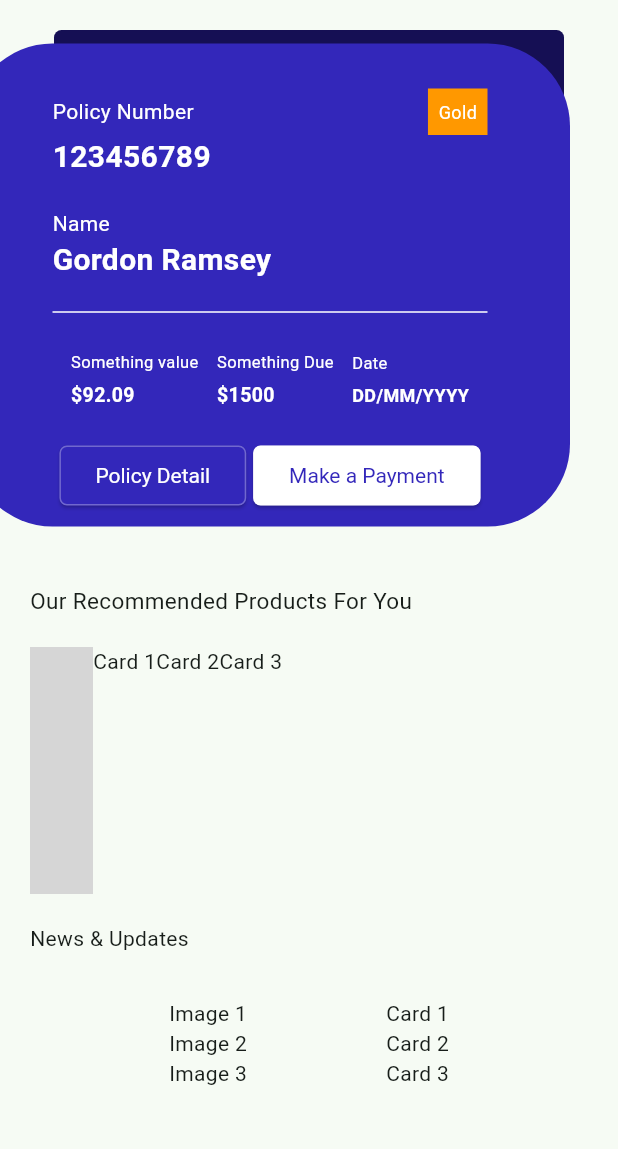
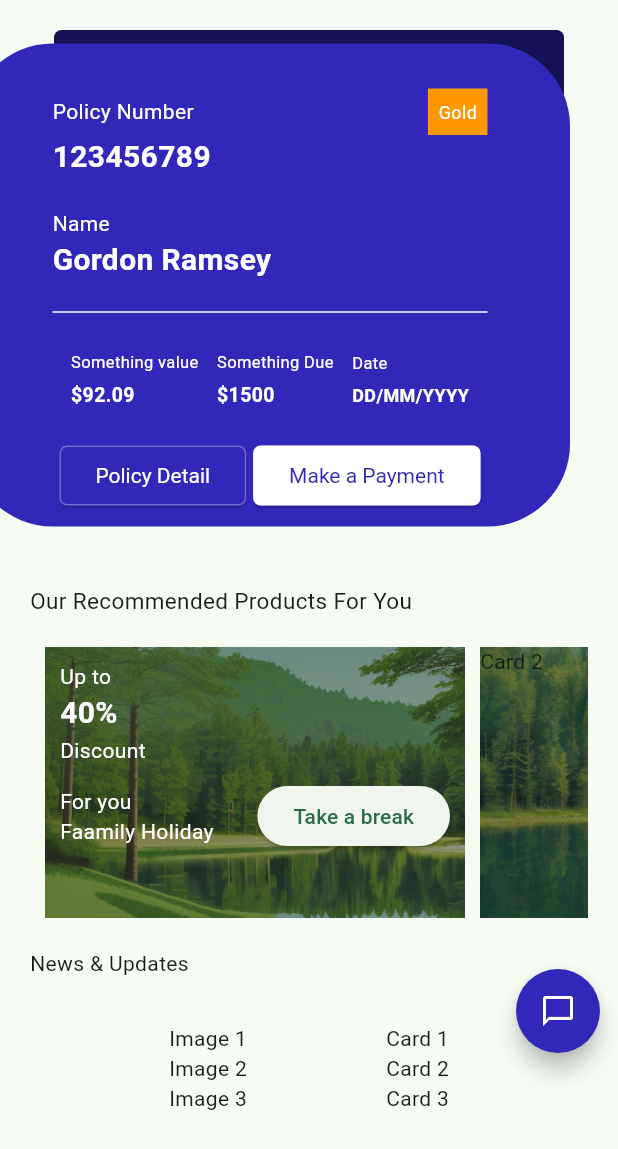
Before and after one commit to ninjaVr2/SendIN_Mobile, a Flutter app: the DashboardPage screen opened directly, on a phone screen of 412 x 824 dp. Shown: the top 1149 px of the screen. Run offline on Flutter 3.47's test engine with Material 2 defaults, Android fonts, the phone set to English and light mode, and no system bars; our stand-ins replace animated_splash_screen, page_transition; grey boxes are pictures that could not be loaded.

Commit message:
update 11 files

```diff
--- a/lib/Screens/Home/Dashboard/Dashboard.dart
+++ b/lib/Screens/Home/Dashboard/Dashboard.dart
@@ -279,24 +279,117 @@ class _DashboardPageState extends State<DashboardPage> {
                 ),
                 Container(
                   //width: MediaQuery.of(context).size.width*0.9,
-                  height: MediaQuery.of(context).size.height*0.2,
+                  height: MediaQuery.of(context).size.height*0.22,
                   child: ListView(
                     shrinkWrap: true,
                     scrollDirection: Axis.horizontal,
                     children: [
                       Container(
+                        width: 280,
+                        margin: EdgeInsets.symmetric(
+                          horizontal: 10
+                        ),
                         decoration: BoxDecoration(
                           image: DecorationImage(
-                            image: AssetImage('img1.png'),
-                            fit: BoxFit.cover
+                            image: AssetImage('assets/imgs/img1.png'),
+                            fit: BoxFit.cover,
+                            colorFilter: ColorFilter.mode(
+                              Colors.black38,
+                               BlendMode.darken
+                               )
                           ),
                         ),
-                        child: Text("Card 1"),
+                        child: Padding(
+                          padding: const EdgeInsets.all(10.0),
+                          child: Column(
+                            mainAxisAlignment: MainAxisAlignment.start,
+                            crossAxisAlignment: CrossAxisAlignment.start,
+                            children: [
+                              Text(
+                                "Up to",
+                                style: TextStyle(
+                                  color: Colors.white
+                                ),
+                                ),
+                                 Text(
+                                "40%",
+                                style: TextStyle(
+                                  color: Colors.white,
+                                  fontWeight: FontWeight.bold,
+                                  fontSize: 20
+                                ),
+                                ),
+                                 Text(
+                                "Discount",
+                                style: TextStyle(
+                                  color: Colors.white
+                                ),
+                                ),
+                                SizedBox(height: 10,),
+                                Row(
+                                  mainAxisAlignment: MainAxisAlignment.spaceBetween,
+                                  children: [
+                                    Column(
+                                      crossAxisAlignment: CrossAxisAlignment.start,
+                                      children: [
+                                         Text(
+                                          "For you",
+                                          style: TextStyle(
+                                            color: Colors.white
+                                          ),
+                                          ),
+                                           Text(
+                                          "Faamily Holiday",
+                                          style: TextStyle(
+                                            color: Colors.white
+                                          ),
+                                          )
+                                      ],
+                                    ),
+                                    ElevatedButton(onPressed: (){}, child: Text("Take a break"))
+                                  ],
+                                )
+                            ],
+                          ),
+                        )
+                      ),
+                      Container(
+                        width: 280,
+                        margin: EdgeInsets.only(
+                          right: 10
+                        ),
+                        decoration: BoxDecoration(
+                          image: DecorationImage(
+                            image: AssetImage('assets/imgs/img2.png'),
+                            fit: BoxFit.cover,
+                            colorFilter: ColorFilter.mode(
+                              Colors.black38,
+                              BlendMode.darken
+                              )
+                          ),
+                        ),
+                        child: Text("Card 2"),
+                      ),
+                      Container(
+                        width: 280,
+                        margin: EdgeInsets.only(
+                          right: 10
+                        ),
+                        decoration: BoxDecoration(
+                          image: DecorationImage(
+                            image: AssetImage('assets/imgs/img3.png'),
+                            fit: BoxFit.cover,
+                            colorFilter: ColorFilter.mode(
+                            Colors.black38,
+                              BlendMode.darken)
+                          ),
+                        ),
+                        child: Text("Card 3"),
                       ),
 
-                      Text("Card 1"),
-                      Text("Card 2"),
-                      Text("Card 3"),
+                      // Text("Card 1"),
+                      // Text("Card 2"),
+                      // Text("Card 3"),
                     ],
                   ),
                 ),
@@ -344,6 +437,21 @@ class _DashboardPageState extends State<DashboardPage> {
           ),
           )
           ),
+          floatingActionButton: Padding(
+            padding: const EdgeInsets.only(
+              bottom:110.0
+              ),
+            child: FloatingActionButton(
+              backgroundColor: Color.fromARGB(255, 51, 39, 186),
+              onPressed: (){},
+              shape: CircleBorder(),
+              child: Icon(
+                Icons.chat_bubble_outline_outlined,
+                color: Colors.white,
+              ),
+              ),
+          ),
+          floatingActionButtonLocation: FloatingActionButtonLocation.miniEndFloat,
     );
   }
 }
--- a/lib/Screens/Home/Home.dart
+++ b/lib/Screens/Home/Home.dart
@@ -61,6 +61,7 @@ class _homeState extends State<home> {
     return Scaffold(
       appBar: AppBar(
         title: Text(title),
+        centerTitle: true,
         leading: IconButton(
           onPressed: (){},
           icon: Badge(
```
